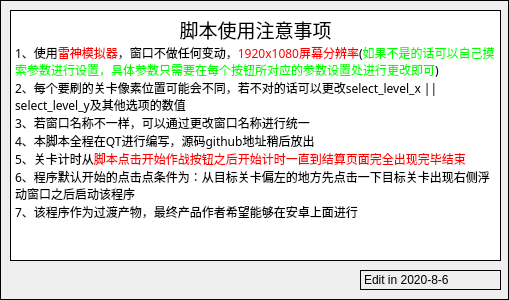
This is helpdlg.ui in cppIdiot/akscript as Qt 5 draws it before an edit. The edited form follows.
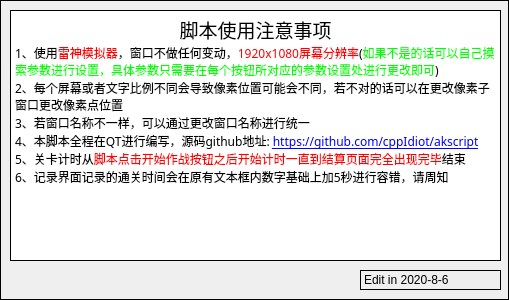
This is the edited form.

The edit to the form file:
```diff
--- a/helpdlg.ui
+++ b/helpdlg.ui
@@ -49,12 +49,11 @@
 &lt;/style&gt;&lt;/head&gt;&lt;body style=&quot; font-family:'新宋体'; font-size:9pt; font-weight:400; font-style:normal;&quot;&gt;
 &lt;p align=&quot;center&quot; style=&quot; margin-top:0px; margin-bottom:0px; margin-left:0px; margin-right:0px; -qt-block-indent:0; text-indent:0px;&quot;&gt;&lt;span style=&quot; font-family:'SimSun'; font-size:14pt;&quot;&gt;脚本使用注意事项&lt;/span&gt;&lt;/p&gt;
 &lt;p style=&quot; margin-top:0px; margin-bottom:0px; margin-left:0px; margin-right:0px; -qt-block-indent:0; text-indent:0px;&quot;&gt;&lt;span style=&quot; font-family:'SimSun';&quot;&gt;1、使用&lt;/span&gt;&lt;span style=&quot; font-family:'SimSun'; color:#ff0000;&quot;&gt;雷神模拟器&lt;/span&gt;&lt;span style=&quot; font-family:'SimSun';&quot;&gt;，窗口不做任何变动，&lt;/span&gt;&lt;span style=&quot; font-family:'SimSun'; color:#ff0000;&quot;&gt;1920x1080屏幕分辨率&lt;/span&gt;&lt;span style=&quot; font-family:'SimSun';&quot;&gt;(&lt;/span&gt;&lt;span style=&quot; font-family:'SimSun'; color:#00ff00;&quot;&gt;如果不是的话可以自己摸索参数进行设置，具体参数只需要在每个按钮所对应的参数设置处进行更改即可&lt;/span&gt;&lt;span style=&quot; font-family:'SimSun';&quot;&gt;)&lt;/span&gt;&lt;/p&gt;
-&lt;p style=&quot; margin-top:0px; margin-bottom:0px; margin-left:0px; margin-right:0px; -qt-block-indent:0; text-indent:0px;&quot;&gt;&lt;span style=&quot; font-family:'SimSun';&quot;&gt;2、每个要刷的关卡像素位置可能会不同，若不对的话可以更改select_level_x || select_level_y及其他选项的数值&lt;/span&gt;&lt;/p&gt;
+&lt;p style=&quot; margin-top:0px; margin-bottom:0px; margin-left:0px; margin-right:0px; -qt-block-indent:0; text-indent:0px;&quot;&gt;&lt;span style=&quot; font-family:'SimSun';&quot;&gt;2、每个屏幕或者文字比例不同会导致像素位置可能会不同，若不对的话可以在更改像素子窗口更改像素点位置&lt;/span&gt;&lt;/p&gt;
 &lt;p style=&quot; margin-top:0px; margin-bottom:0px; margin-left:0px; margin-right:0px; -qt-block-indent:0; text-indent:0px;&quot;&gt;&lt;span style=&quot; font-family:'SimSun';&quot;&gt;3、若窗口名称不一样，可以通过更改窗口名称进行统一&lt;/span&gt;&lt;/p&gt;
-&lt;p style=&quot; margin-top:0px; margin-bottom:0px; margin-left:0px; margin-right:0px; -qt-block-indent:0; text-indent:0px;&quot;&gt;&lt;span style=&quot; font-family:'SimSun';&quot;&gt;4、本脚本全程在QT进行编写，源码github地址稍后放出&lt;/span&gt;&lt;/p&gt;
-&lt;p style=&quot; margin-top:0px; margin-bottom:0px; margin-left:0px; margin-right:0px; -qt-block-indent:0; text-indent:0px;&quot;&gt;&lt;span style=&quot; font-family:'SimSun';&quot;&gt;5、关卡计时从&lt;/span&gt;&lt;span style=&quot; font-family:'SimSun'; color:#ff0000;&quot;&gt;脚本点击开始作战按钮之后开始计时一直到结算页面完全出现完毕结束&lt;/span&gt;&lt;/p&gt;
-&lt;p style=&quot; margin-top:0px; margin-bottom:0px; margin-left:0px; margin-right:0px; -qt-block-indent:0; text-indent:0px;&quot;&gt;&lt;span style=&quot; font-family:'SimSun';&quot;&gt;6、程序默认开始的点击点条件为：从目标关卡偏左的地方先点击一下目标关卡出现右侧浮动窗口之后启动该程序&lt;/span&gt;&lt;/p&gt;
-&lt;p style=&quot; margin-top:0px; margin-bottom:0px; margin-left:0px; margin-right:0px; -qt-block-indent:0; text-indent:0px;&quot;&gt;&lt;span style=&quot; font-family:'SimSun';&quot;&gt;7、该程序作为过渡产物，最终产品作者希望能够在安卓上面进行&lt;/span&gt;&lt;/p&gt;&lt;/body&gt;&lt;/html&gt;</string>
+&lt;p style=&quot; margin-top:0px; margin-bottom:0px; margin-left:0px; margin-right:0px; -qt-block-indent:0; text-indent:0px;&quot;&gt;&lt;span style=&quot; font-family:'SimSun';&quot;&gt;4、本脚本全程在QT进行编写，源码github地址: &lt;/span&gt;&lt;a href=&quot;https://github.com/cppIdiot/akscript&quot;&gt;&lt;span style=&quot; text-decoration: underline; color:#0000ff;&quot;&gt;https://github.com/cppIdiot/akscript&lt;/span&gt;&lt;/a&gt;&lt;/p&gt;
+&lt;p style=&quot; margin-top:0px; margin-bottom:0px; margin-left:0px; margin-right:0px; -qt-block-indent:0; text-indent:0px;&quot;&gt;&lt;span style=&quot; font-family:'SimSun';&quot;&gt;5、关卡计时从&lt;/span&gt;&lt;span style=&quot; font-family:'SimSun'; color:#ff0000;&quot;&gt;脚本点击开始作战按钮之后开始计时一直到结算页面完全出现完毕&lt;/span&gt;&lt;span style=&quot; font-family:'SimSun'; color:#000000;&quot;&gt;结束&lt;/span&gt;&lt;/p&gt;
+&lt;p style=&quot; margin-top:0px; margin-bottom:0px; margin-left:0px; margin-right:0px; -qt-block-indent:0; text-indent:0px;&quot;&gt;&lt;span style=&quot; font-family:'SimSun';&quot;&gt;6、记录界面记录的通关时间会在原有文本框内数字基础上加5秒进行容错，请周知&lt;/span&gt;&lt;/p&gt;&lt;/body&gt;&lt;/html&gt;</string>
    </property>
    <property name="overwriteMode">
     <bool>false</bool>
```
